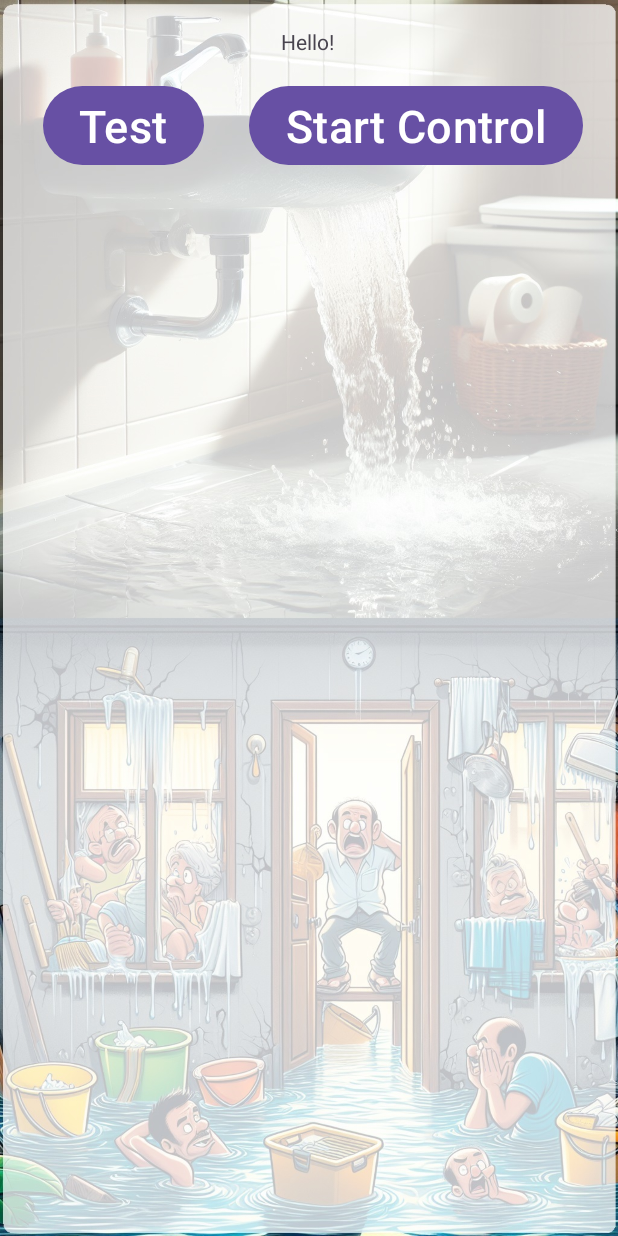
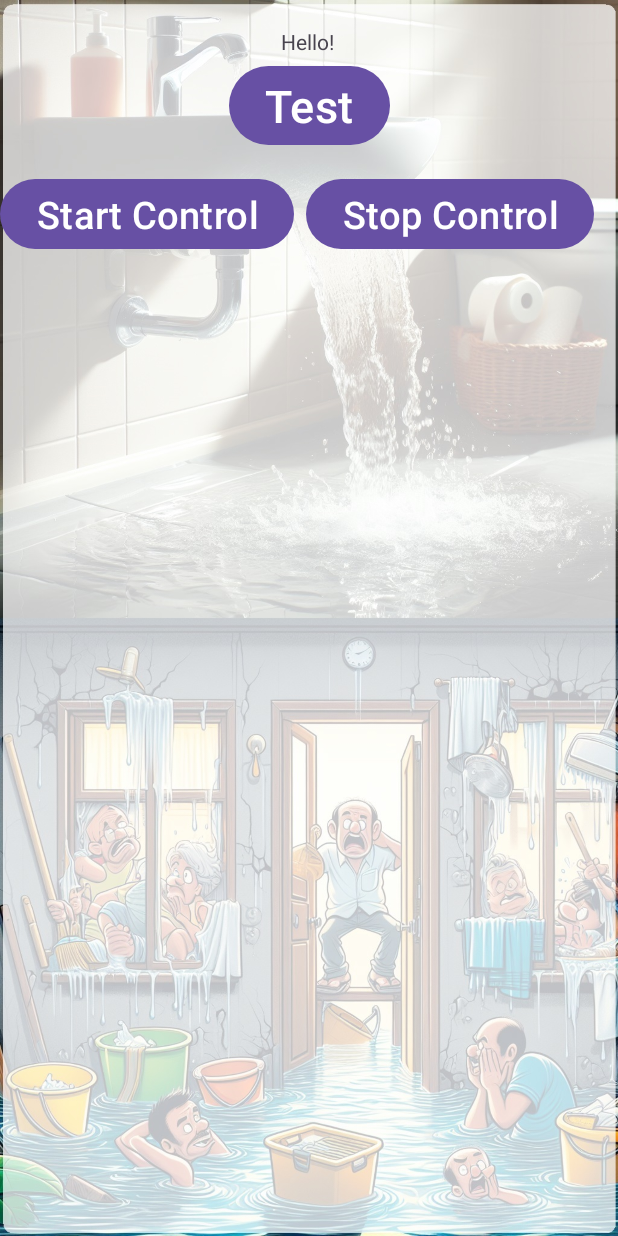
Before and after one commit to kubn/SmartHome, an Android app: the MainActivity screen opened directly, with no data from a screen before it, on a phone screen of 412 x 824 dp. Run offline under Robolectric (Android 15) with nearby library versions, the phone set to English and light mode, and no system bars.

Commit message:
Start Test 240820

```diff
--- a/android12modern240503/src/main/res/layout/activity_main.xml
+++ b/android12modern240503/src/main/res/layout/activity_main.xml
@@ -23,38 +23,52 @@
         android:id="@+id/button"
         android:layout_width="wrap_content"
         android:layout_height="wrap_content"
+        android:text="Test"
         android:textSize="30dp"
-        android:text="Test"
         app:layout_constraintBottom_toBottomOf="parent"
         app:layout_constraintEnd_toEndOf="parent"
-        app:layout_constraintHorizontal_bias="0.093"
         app:layout_constraintStart_toStartOf="parent"
         app:layout_constraintTop_toTopOf="parent"
-        app:layout_constraintVertical_bias="0.07" />
+        app:layout_constraintVertical_bias="0.052" />
 
     <Button
         android:id="@+id/button2"
         android:layout_width="wrap_content"
         android:layout_height="wrap_content"
-        android:textSize="30dp"
         android:text="Start Control"
+        android:textSize="25dp"
         app:layout_constraintBottom_toBottomOf="parent"
         app:layout_constraintEnd_toEndOf="parent"
-        app:layout_constraintHorizontal_bias="0.878"
+        app:layout_constraintHorizontal_bias="0.0"
         app:layout_constraintStart_toStartOf="parent"
         app:layout_constraintTop_toTopOf="parent"
-        app:layout_constraintVertical_bias="0.07" />
+        app:layout_constraintVertical_bias="0.15" />
+
+    <Button
+        android:id="@+id/button3"
+        android:layout_width="wrap_content"
+        android:layout_height="wrap_content"
+        android:text="Stop Control"
+        android:textSize="25dp"
+        app:layout_constraintBottom_toBottomOf="@+id/listView"
+        app:layout_constraintEnd_toEndOf="parent"
+        app:layout_constraintHorizontal_bias="0.927"
+        app:layout_constraintStart_toStartOf="parent"
+        app:layout_constraintTop_toTopOf="parent"
+        app:layout_constraintVertical_bias="0.151" />
 
     <ListView
-        android:layout_width="409dp"
-        android:layout_height="633dp"
         android:id="@+id/listView"
+        android:layout_width="418dp"
+        android:layout_height="567dp"
         app:layout_constraintBottom_toBottomOf="parent"
         app:layout_constraintEnd_toEndOf="parent"
         app:layout_constraintStart_toStartOf="parent"
         app:layout_constraintTop_toTopOf="parent"
-        app:layout_constraintVertical_bias="0.979" >
+        app:layout_constraintVertical_bias="0.979">
 
     </ListView>
 
+
+
 </androidx.constraintlayout.widget.ConstraintLayout>
```
